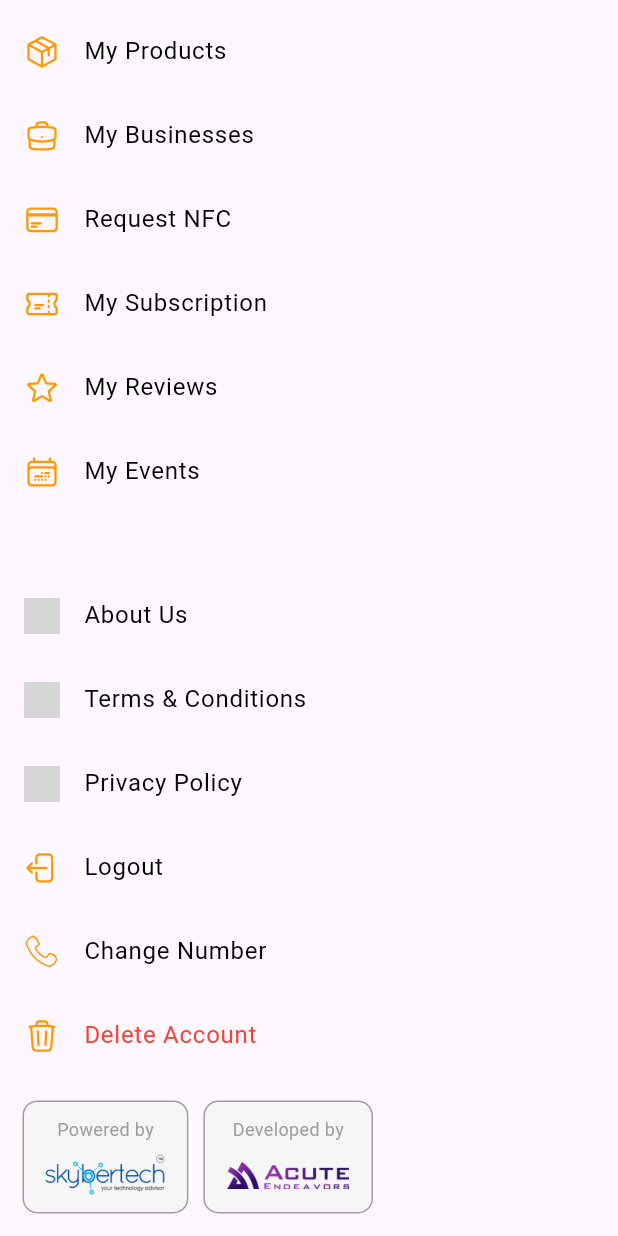
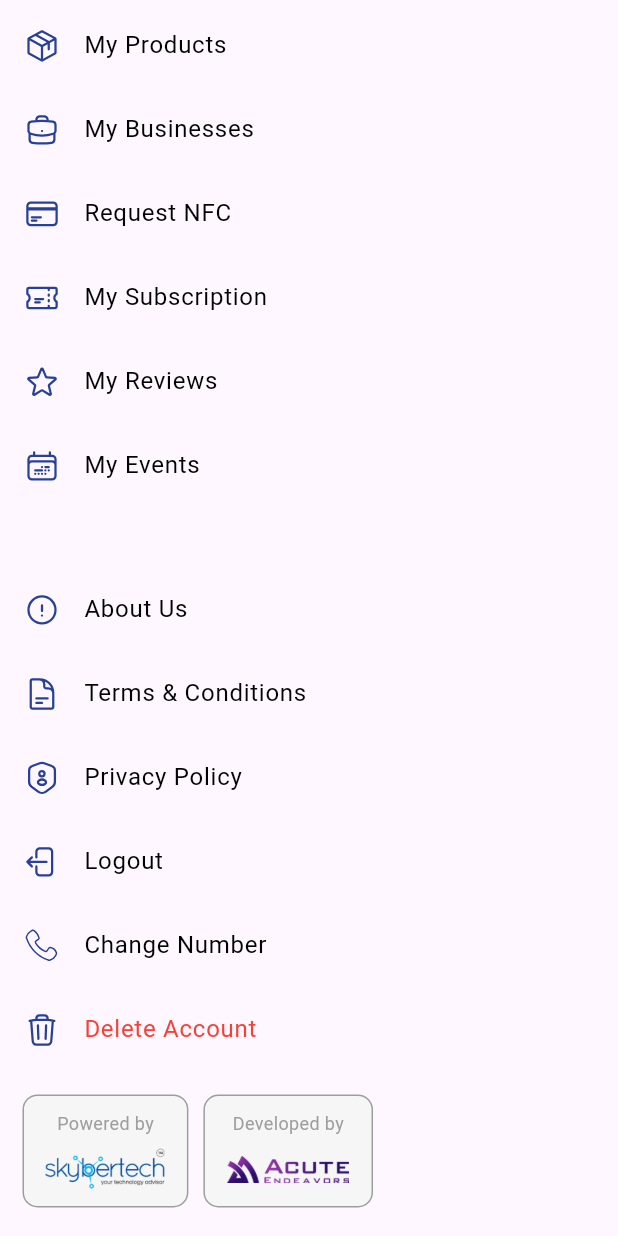
Before and after one commit to hello-world-ttj/dubaiproject, a Flutter app: what customDrawer() shows on an empty page, opened directly, scrolled down 191 dp, on a phone screen of 412 x 824 dp. Run offline on Flutter 3.47's test engine with Material 3 defaults, Android fonts, the phone set to English and light mode, and no system bars; our stand-ins replace carousel_slider, flutter_advanced_drawer, flutter_riverpod, flutter_svg, loading_animation_widget, pin_code_fields and 5 more; network calls fail; grey boxes are pictures that could not be loaded.

Commit message:
sidebar init

```diff
--- a/lib/interface/compon/common_color.dart
+++ b/lib/interface/compon/common_color.dart
@@ -1,6 +1,8 @@
 import 'package:flutter/material.dart';
 
 class CommonColor {
+
+  static const Color primaryColor = Color(0xFF274198);
   static const Color softBlueTransparent = Color(0x17F1F4FF);
   static const Color greyText = Color(0xFF6C6C6C);
    static const Color white = Color(0xFFF7F7F7);
--- a/lib/interface/screens/main_pages/drawer.dart
+++ b/lib/interface/screens/main_pages/drawer.dart
@@ -1,8 +1,8 @@
 import 'package:dubaiprojectxyvin/interface/Data/routes/services/navigation_service.dart';
 import 'package:dubaiprojectxyvin/interface/Data/routes/services/webview.dart';
+import 'package:dubaiprojectxyvin/interface/compon/common_color.dart';
 import 'package:flutter/material.dart';
 import 'package:flutter_svg/svg.dart';
-
 
 Widget customDrawer({required BuildContext context}) {
   NavigationService navigationService = NavigationService();
@@ -155,9 +155,7 @@ Widget customDrawer({required BuildContext context}) {
           _buildDrawerItem(
             icon: 'assets/svg/icons/logout.svg',
             label: 'Logout',
-            onTap: () async {
-
-            },
+            onTap: () async {},
           ),
           _buildDrawerItem(
             icon: 'assets/svg/icons/phone_icon.svg',
@@ -268,6 +266,9 @@ Widget customDrawer({required BuildContext context}) {
               ),
             ),
           ),
+          SizedBox(
+            height: 100,
+          )
         ],
       ),
     ),
@@ -284,7 +285,7 @@ Widget _buildDrawerItem({
     leading: SvgPicture.asset(
       icon,
       height: 24,
-      color: Colors.orange,
+      color: CommonColor.primaryColor,
     ),
     title: Text(
       label,
```
Also changed, not shown: lib/interface/screens/main_pages/home_page.dart (+52 -16 lines), assets/svg/icons/about_us.svg (added), assets/svg/icons/edit_icon.svg (added), assets/svg/icons/privacy_policy.svg (added), assets/svg/icons/terms.svg (added). Lines whose indentation alone changed are shown as unchanged.
